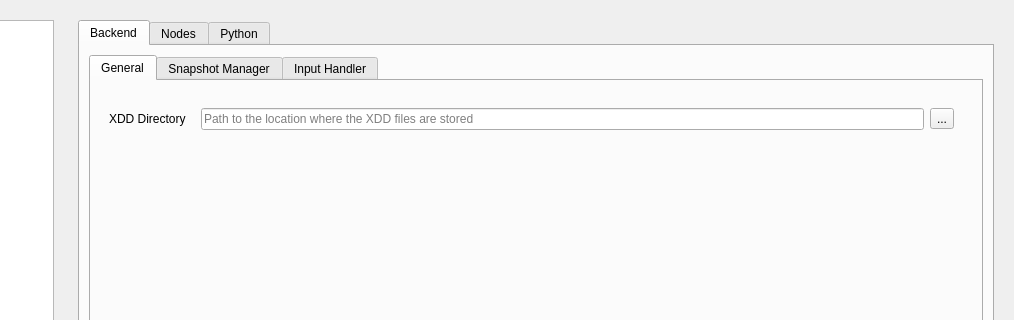
This is libEPLViz/ui/settingswindow.ui in epl-viz/EPL-Viz as Qt 5 draws it before an edit; both pictures show x 259 to 1273 and y 0 to 320 of the 1273 by 754 pixel window. The edited form follows.
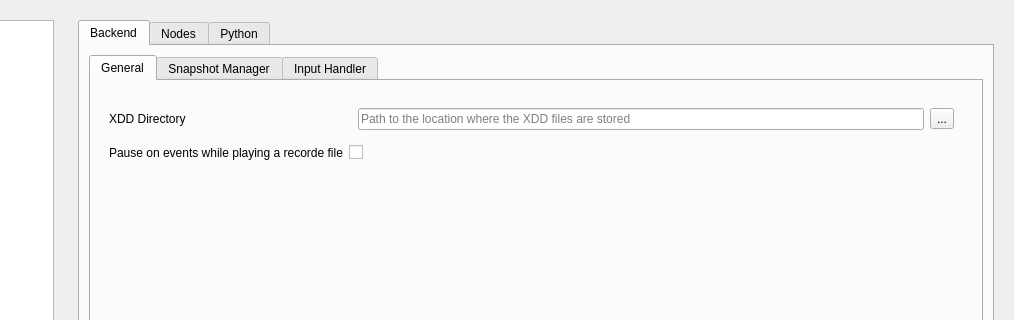
This is the edited form. The open tabs and pages were chosen to show the change.

What changed in the file:
```diff
--- a/libEPLViz/ui/settingswindow.ui
+++ b/libEPLViz/ui/settingswindow.ui
@@ -88,7 +88,7 @@
                    </property>
                   </widget>
                  </item>
-                 <item row="0" column="1">
+                 <item row="0" column="2">
                   <widget class="QWidget" name="widget_3" native="true">
                    <layout class="QHBoxLayout" name="horizontalLayout_5">
                     <item>
@@ -108,6 +108,20 @@
                    </layout>
                   </widget>
                  </item>
+                 <item row="1" column="0">
+                  <widget class="QLabel" name="label_10">
+                   <property name="text">
+                    <string>Pause on events while playing a recorde file</string>
+                   </property>
+                  </widget>
+                 </item>
+                 <item row="1" column="2">
+                  <widget class="QCheckBox" name="G_PausePlay">
+                   <property name="text">
+                    <string/>
+                   </property>
+                  </widget>
+                 </item>
                 </layout>
                </widget>
               </item>
```
Left out of the diff: 2 changed lines with no effect on the pictures.
